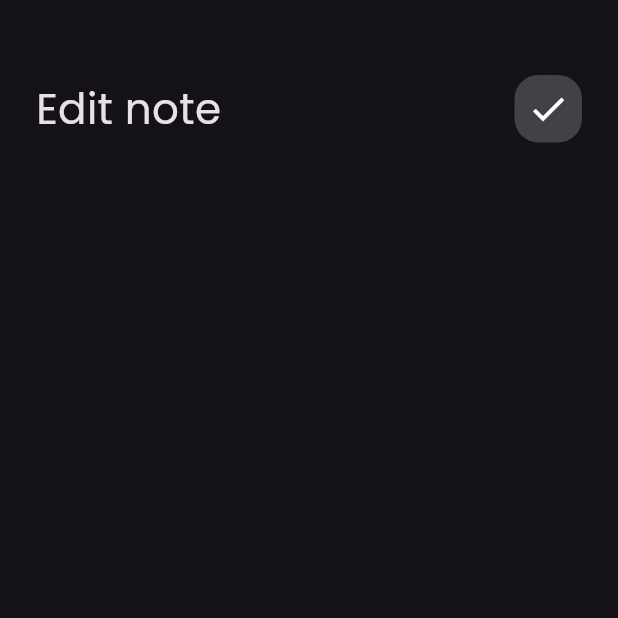
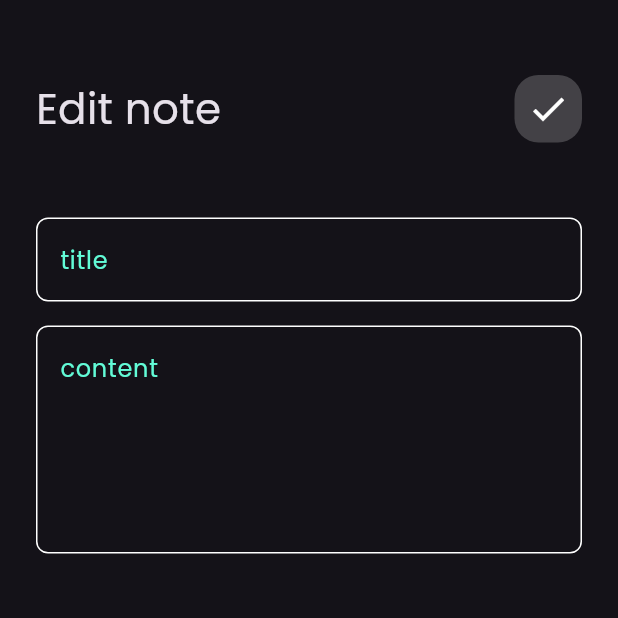
Before and after one commit to Mariam-Naeem/NotesApp, a Flutter app: the EditView screen opened directly, on a phone screen of 412 x 824 dp, the top half of it. Run offline on Flutter 3.47's test engine with Material 3 defaults, Android fonts, the phone set to English and light mode, and no system bars.

Commit message:
edit note view

```diff
--- a/lib/Widgets/custom_app_bar.dart
+++ b/lib/Widgets/custom_app_bar.dart
@@ -9,7 +9,7 @@ class CustomAppBar extends StatelessWidget {
   Widget build(BuildContext context) {
     return Row(
       children:  [
-        // SizedBox(height: 70,),
+
         Text(title, style: TextStyle(fontSize: 28)),
         Spacer(),
         CustomSearchIcon(icon:icon),
--- a/lib/Widgets/edit_view_body.dart
+++ b/lib/Widgets/edit_view_body.dart
@@ -1,5 +1,6 @@
 import 'package:flutter/material.dart';
 import 'package:notes/Widgets/custom_app_bar.dart';
+import 'package:notes/Widgets/custom_textfield.dart';
 
 class EditNoteViewBody extends StatelessWidget {
   const EditNoteViewBody({super.key});
@@ -12,6 +13,11 @@ class EditNoteViewBody extends StatelessWidget {
         children: [
          SizedBox(height: 50,),
           CustomAppBar(icon: Icons.check,title: "Edit note",),
+           SizedBox(height: 50,),
+          CustomTextfield(hintText: 'title'),
+           SizedBox(height: 16,),
+          CustomTextfield(hintText: 'content',maxline: 5,),
+
         ],
       ),
     );
```
